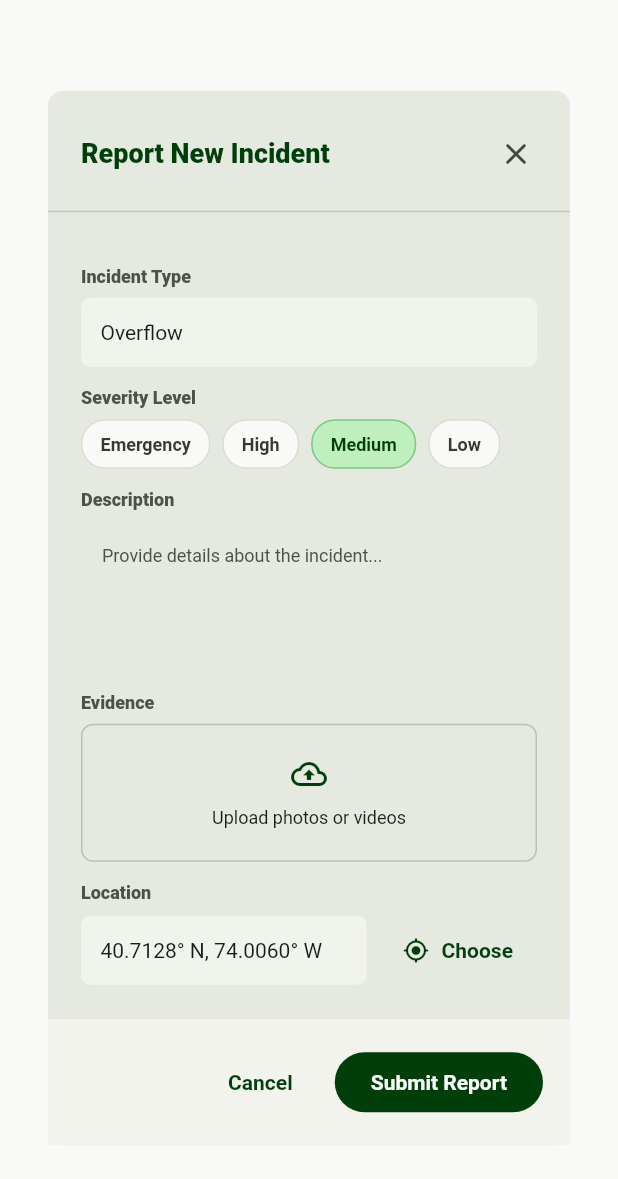
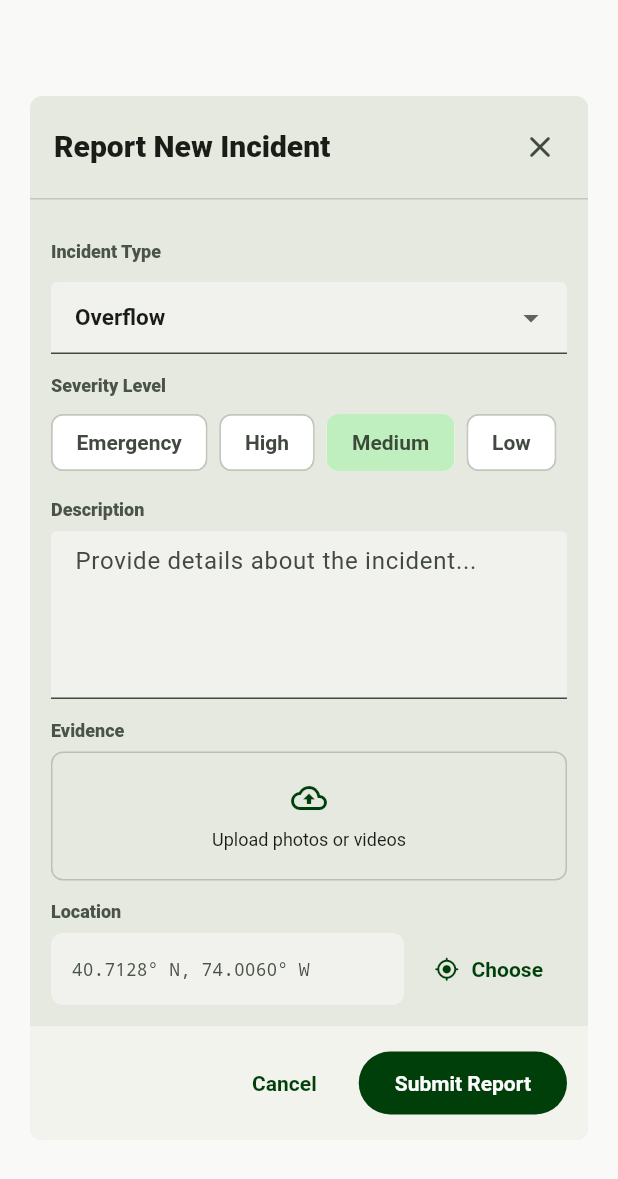
Before and after one commit to dunglope/EcoWaste, a Flutter app: the ReportIncidentDialog widget shown alone on an empty page, opened directly, on a phone screen of 412 x 824 dp. Shown: the top 1179 px of the screen. Run offline on Flutter 3.47's test engine with Material 3 defaults, Android fonts, the phone set to English and light mode, and no system bars.

Commit message:
adding modal menu for incident report

```diff
--- a/lib/pages/operations/incidents_page.dart
+++ b/lib/pages/operations/incidents_page.dart
@@ -282,117 +282,228 @@ class IncidentClusterPreview extends StatelessWidget {
       );
 }
 
-class ReportIncidentDialog extends StatelessWidget {
+class ReportIncidentDialog extends StatefulWidget {
   const ReportIncidentDialog({super.key});
 
   @override
-  Widget build(BuildContext context) => Dialog(
-        insetPadding: const EdgeInsets.all(32),
-        shape: RoundedRectangleBorder(borderRadius: BorderRadius.circular(10)),
-        child: SizedBox(
-          width: 560,
+  State<ReportIncidentDialog> createState() => _ReportIncidentDialogState();
+}
+
+class _ReportIncidentDialogState extends State<ReportIncidentDialog> {
+  final _formKey = GlobalKey<FormState>();
+  final _descriptionController = TextEditingController();
+
+  String _incidentType = 'Overflow';
+  String _severity = 'Medium';
+  String _location = '40.7128° N, 74.0060° W';
+  String? _evidenceName;
+
+  @override
+  void dispose() {
+    _descriptionController.dispose();
+    super.dispose();
+  }
+
+  void _chooseEvidence() {
+    setState(() => _evidenceName = 'incident_evidence.jpg');
+  }
+
+  void _chooseLocation() {
+    setState(() => _location = '40.7134° N, 74.0054° W');
+  }
+
+  void _submit() {
+    if (!_formKey.currentState!.validate()) return;
+    final messenger = ScaffoldMessenger.of(context);
+    Navigator.of(context).pop();
+    messenger.showSnackBar(
+      SnackBar(
+        content: Text('$_severity $_incidentType incident submitted.'),
+        behavior: SnackBarBehavior.floating,
+      ),
+    );
+  }
+
+  @override
+  Widget build(BuildContext context) {
+    return Dialog(
+      insetPadding: const EdgeInsets.symmetric(horizontal: 20, vertical: 24),
+      shape: RoundedRectangleBorder(borderRadius: BorderRadius.circular(8)),
+      clipBehavior: Clip.antiAlias,
+      child: ConstrainedBox(
+        constraints: BoxConstraints(
+          maxWidth: 500,
+          maxHeight: MediaQuery.sizeOf(context).height * .92,
+        ),
         child: Column(
           mainAxisSize: MainAxisSize.min,
-            crossAxisAlignment: CrossAxisAlignment.start,
           children: [
             Padding(
-                padding: const EdgeInsets.fromLTRB(22, 18, 12, 14),
+              padding: const EdgeInsets.fromLTRB(16, 10, 8, 10),
               child: Row(
                 children: [
                   const Expanded(
-                      child: Text('Report New Incident',
-                          style: TextStyle(
-                              fontSize: 18,
-                              fontWeight: FontWeight.w900,
-                              color: primary)),
+                    child: Text(
+                      'Report New Incident',
+                      style:
+                          TextStyle(fontSize: 20, fontWeight: FontWeight.w800),
+                    ),
                   ),
                   IconButton(
+                    tooltip: 'Close',
                     onPressed: () => Navigator.of(context).pop(),
-                        icon: const Icon(Icons.close_rounded)),
+                    icon: const Icon(Icons.close_rounded),
+                  ),
                 ],
               ),
             ),
             const Divider(height: 1),
-              Padding(
-                padding: const EdgeInsets.all(22),
+            Flexible(
+              child: SingleChildScrollView(
+                padding: const EdgeInsets.all(14),
+                child: Form(
+                  key: _formKey,
                   child: Column(
                     crossAxisAlignment: CrossAxisAlignment.start,
                     children: [
                       formLabel('Incident Type'),
-                    fakeField('Overflow'),
+                      const SizedBox(height: 6),
+                      DropdownButtonFormField<String>(
+                        value: _incidentType,
+                        decoration: const InputDecoration(
+                          filled: true,
+                          fillColor: Color(0xFFF1F2EE),
+                        ),
+                        items: const [
+                          'Overflow',
+                          'Damage',
+                          'Missed Collection',
+                          'Vehicle Breakdown',
+                          'Blocked Access',
+                        ]
+                            .map((type) => DropdownMenuItem(
+                                  value: type,
+                                  child: Text(type),
+                                ))
+                            .toList(),
+                        onChanged: (value) =>
+                            setState(() => _incidentType = value!),
+                      ),
                       formLabel('Severity Level'),
-                    const Wrap(
+                      Wrap(
                         spacing: 8,
-                      children: [
-                        ChipPill('Emergency'),
-                        ChipPill('High'),
-                        ChipPill('Medium', active: true),
-                        ChipPill('Low'),
-                      ],
+                        runSpacing: 8,
+                        children: ['Emergency', 'High', 'Medium', 'Low']
+                            .map((level) => ChoiceChip(
+                                  label: Text(level),
+                                  selected: _severity == level,
+                                  selectedColor: primarySoft,
+                                  showCheckmark: false,
+                                  onSelected: (_) =>
+                                      setState(() => _severity = level),
+                                ))
+                            .toList(),
                       ),
                       formLabel('Description'),
-                    Container(
-                      height: 100,
-                      width: double.infinity,
-                      padding: const EdgeInsets.all(14),
-                      decoration: BoxDecoration(
-                        color: const Color(0xFFE5E9E0),
-                        borderRadius: BorderRadius.circular(8),
+                      TextFormField(
+                        controller: _descriptionController,
+                        minLines: 4,
+                        maxLines: 4,
+                        decoration: const InputDecoration(
+                          hintText: 'Provide details about the incident...',
+                          filled: true,
+                          fillColor: Color(0xFFF1F2EE),
                         ),
-                      child: const Text(
-                        'Provide details about the incident...',
-                        style: TextStyle(color: textMuted, fontSize: 12),
-                      ),
+                        validator: (value) =>
+                            value == null || value.trim().isEmpty
+                                ? 'Please describe the incident.'
+                                : null,
                       ),
                       formLabel('Evidence'),
-                    Container(
-                      height: 92,
+                      InkWell(
+                        onTap: _chooseEvidence,
+                        borderRadius: BorderRadius.circular(8),
+                        child: Container(
+                          height: 86,
                           width: double.infinity,
                           decoration: BoxDecoration(
                             borderRadius: BorderRadius.circular(8),
-                        border: Border.all(
-                            color: const Color(0xFFB8C2B3),
-                            style: BorderStyle.solid),
+                            border: Border.all(color: const Color(0xFFB8C2B3)),
                           ),
-                      child: const Center(
+                          child: Center(
                             child: Column(
                               mainAxisSize: MainAxisSize.min,
                               children: [
-                            Icon(Icons.cloud_upload_outlined, color: primary),
-                            SizedBox(height: 8),
-                            Text('Upload photos or videos',
-                                style: TextStyle(fontSize: 12)),
+                                Icon(
+                                  _evidenceName == null
+                                      ? Icons.cloud_upload_outlined
+                                      : Icons.check_circle_outline_rounded,
+                                  color: primary,
+                                ),
+                                const SizedBox(height: 7),
+                                Text(
+                                  _evidenceName ?? 'Upload photos or videos',
+                                  style: const TextStyle(fontSize: 12),
+                                ),
                               ],
+                            ),
                           ),
                         ),
                       ),
                       formLabel('Location'),
                       Row(
                         children: [
-                        Expanded(child: fakeField('40.7128° N, 74.0060° W')),
-                        const SizedBox(width: 12),
+                          Expanded(
+                            child: Container(
+                              height: 48,
+                              alignment: Alignment.centerLeft,
+                              padding:
+                                  const EdgeInsets.symmetric(horizontal: 14),
+                              decoration: BoxDecoration(
+                                color: const Color(0xFFF1F2EE),
+                                borderRadius: BorderRadius.circular(8),
+                              ),
+                              child: Text(
+                                _location,
+                                style: const TextStyle(
+                                  fontFamily: 'monospace',
+                                  fontSize: 12,
+                                  color: textMuted,
+                                ),
+                              ),
+                            ),
+                          ),
+                          const SizedBox(width: 8),
                           TextButton.icon(
-                            onPressed: () {},
-                            icon: const Icon(Icons.my_location_rounded),
-                            label: const Text('Choose')),
+                            onPressed: _chooseLocation,
+                            icon:
+                                const Icon(Icons.my_location_rounded, size: 17),
+                            label: const Text('Choose'),
+                          ),
                         ],
                       ),
                     ],
                   ),
                 ),
+              ),
+            ),
             Container(
-                padding: const EdgeInsets.all(18),
-                decoration: const BoxDecoration(color: Color(0xFFF2F3ED)),
+              padding: const EdgeInsets.symmetric(horizontal: 14, vertical: 14),
+              color: const Color(0xFFF2F3ED),
               child: Row(
                 mainAxisAlignment: MainAxisAlignment.end,
                 children: [
                   TextButton(
                     onPressed: () => Navigator.of(context).pop(),
-                        child: const Text('Cancel')),
+                    child: const Text('Cancel'),
+                  ),
                   const SizedBox(width: 16),
                   FilledButton(
-                      onPressed: () => Navigator.of(context).pop(),
-                      style: FilledButton.styleFrom(backgroundColor: primary),
+                    onPressed: _submit,
+                    style: FilledButton.styleFrom(
+                      backgroundColor: primary,
+                      minimumSize: const Size(126, 42),
+                    ),
                     child: const Text('Submit Report'),
                   ),
                 ],
@@ -403,3 +514,4 @@ class ReportIncidentDialog extends StatelessWidget {
       ),
     );
   }
+}
```
Lines whose indentation alone changed are shown as unchanged.
